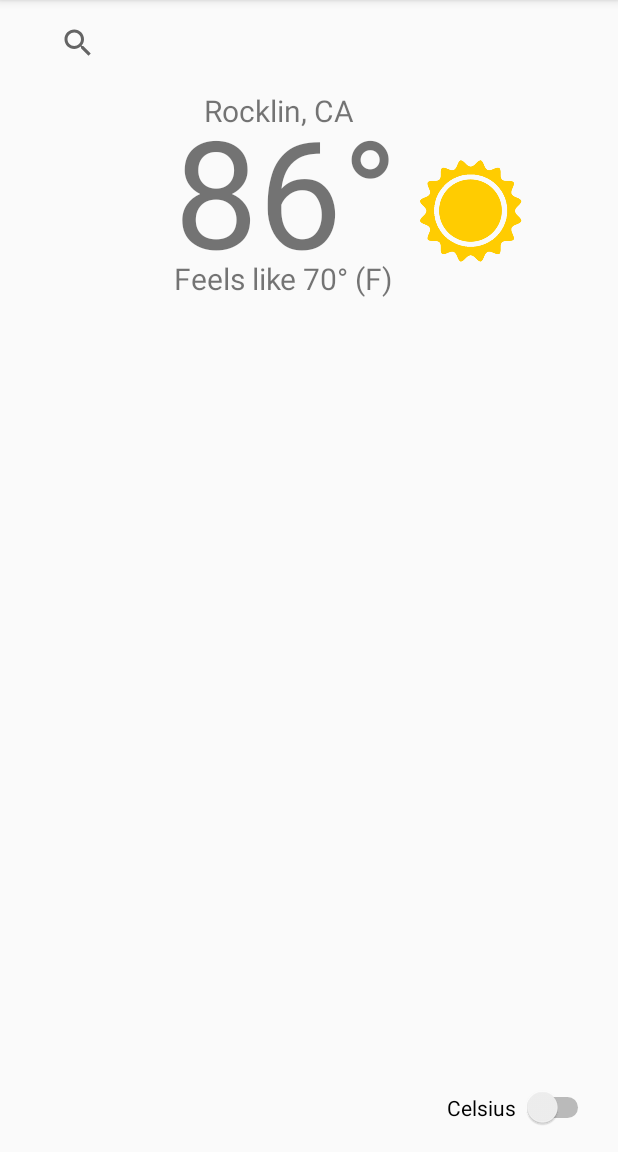
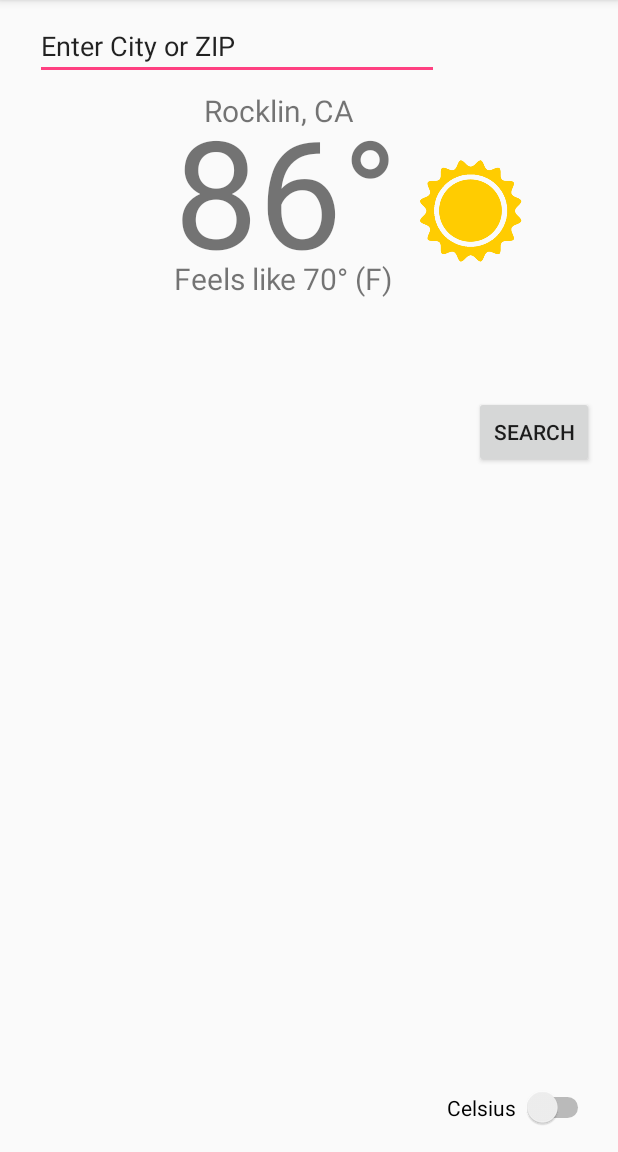
Before and after one commit to dominicaq/AndroidweatherApp, an Android app: the screen it shows after launch (MainActivity), on a phone screen of 412 x 824 dp, the part 84-1236 px from its top. Run offline under Robolectric (Android 15) with nearby library versions, the phone set to English and light mode, and no system bars.

Commit message:
Main activity code added, cannot test yet due to PC issues, branched

```diff
--- a/app/src/main/AndroidManifest.xml
+++ b/app/src/main/AndroidManifest.xml
@@ -1,6 +1,8 @@
 <?xml version="1.0" encoding="utf-8"?>
 <manifest xmlns:android="http://schemas.android.com/apk/res/android"
     package="com.example.rgarcia21.weatherappandroid">
+
+    <uses-permission android:name="android.permission.INTERNET" />
 
     <application
         android:allowBackup="true"
--- a/app/src/main/res/layout/activity_main.xml
+++ b/app/src/main/res/layout/activity_main.xml
@@ -14,17 +14,6 @@
         android:layout_marginTop="60dp"
         android:text="86°"
         android:textSize="100sp"
-        app:layout_constraintStart_toStartOf="parent"
-        app:layout_constraintTop_toTopOf="parent" />
-
-    <SearchView
-        android:id="@+id/searchBar"
-        android:layout_width="356dp"
-        android:layout_height="41dp"
-        android:layout_marginEnd="16dp"
-        android:layout_marginStart="16dp"
-        android:layout_marginTop="8dp"
-        app:layout_constraintEnd_toEndOf="parent"
         app:layout_constraintStart_toStartOf="parent"
         app:layout_constraintTop_toTopOf="parent" />
 
@@ -70,4 +59,30 @@
         app:layout_constraintBottom_toBottomOf="parent"
         app:layout_constraintEnd_toEndOf="parent" />
 
+    <Button
+        android:id="@+id/button"
+        android:layout_width="80dp"
+        android:layout_height="wrap_content"
+        android:layout_marginBottom="456dp"
+        android:layout_marginEnd="16dp"
+        android:onClick="getWeather"
+        android:text="Search"
+        app:layout_constraintBottom_toBottomOf="parent"
+        app:layout_constraintEnd_toEndOf="parent" />
+
+    <EditText
+        android:id="@+id/searchBar"
+        android:layout_width="269dp"
+        android:layout_height="wrap_content"
+        android:layout_marginEnd="8dp"
+        android:layout_marginStart="8dp"
+        android:layout_marginTop="8dp"
+        android:ems="10"
+        android:hint="Enter City or ZIP"
+        android:inputType="textPostalAddress"
+        android:text="Enter City or ZIP"
+        app:layout_constraintEnd_toStartOf="@+id/button"
+        app:layout_constraintStart_toStartOf="parent"
+        app:layout_constraintTop_toTopOf="parent" />
+
 </android.support.constraint.ConstraintLayout>
```
Also changed, not shown: app/src/main/java/com/example/rgarcia21/weatherappandroid/MainActivity.java (+28 -5 lines).
